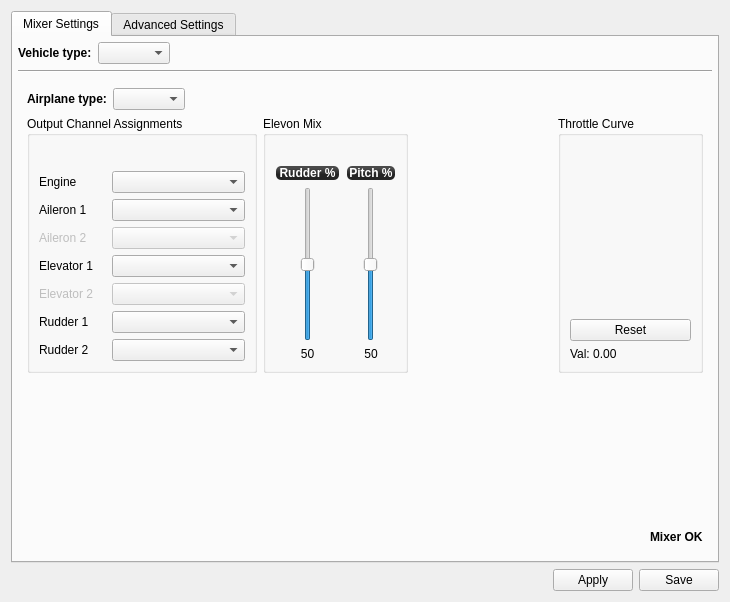
Before: the Qt Designer form ground/openpilotgcs/src/plugins/config/airframe.ui in openpilot/OpenPilot, drawn with Qt 5.
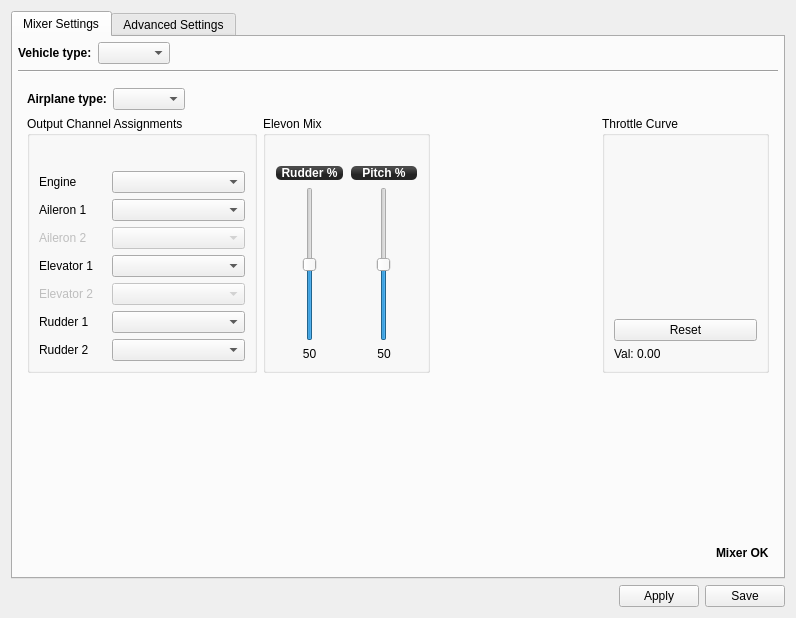
After: the same form once the commit is applied. The open tabs and pages were chosen to show the change. Icons and pictures are not drawn. Custom widgets are drawn as their Qt base class.

Commit message: Fix bug where the aircraft gadget initially shows the quad tab but the selector says plane.

```diff
--- a/ground/openpilotgcs/src/plugins/config/airframe.ui
+++ b/ground/openpilotgcs/src/plugins/config/airframe.ui
@@ -6,8 +6,8 @@
    <rect>
     <x>0</x>
     <y>0</y>
-    <width>730</width>
-    <height>602</height>
+    <width>796</width>
+    <height>618</height>
    </rect>
   </property>
   <property name="windowTitle">
```
Left out of the diff: 2 changed lines with no effect on the pictures. The commit also changes 1 other file.
